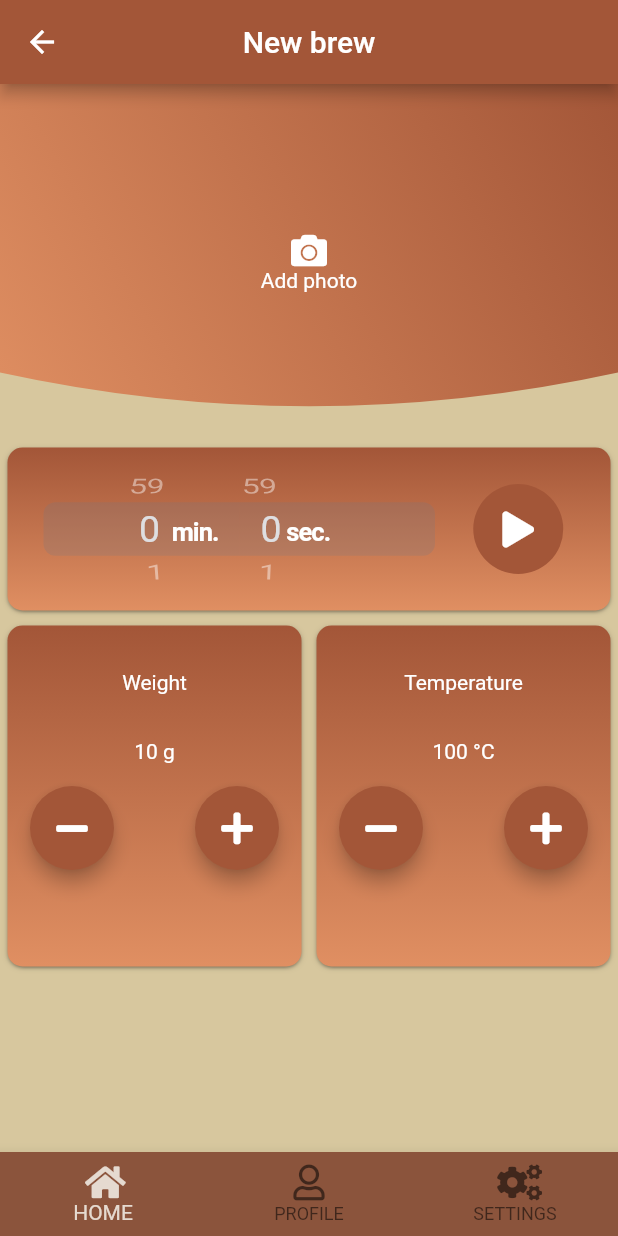
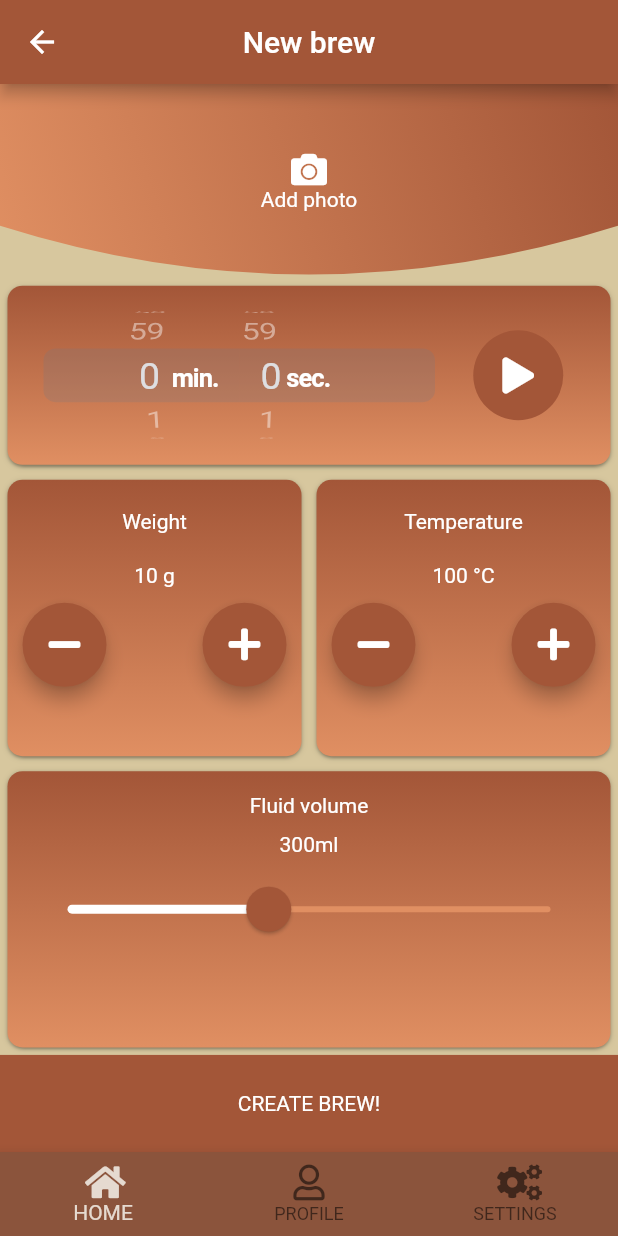
Before and after one commit to brewIT2020/brewit-flutter, a Flutter app: the NewBrewPage screen opened directly, on a phone screen of 412 x 824 dp. Run offline on Flutter 3.47's test engine with Material 2 defaults, Android fonts, the phone set to English and light mode, and no system bars; our stand-ins replace animated_text_kit, flutter_svg, font_awesome_flutter, google_fonts; network calls fail.

Commit message:
Version without creating brew

```diff
--- /dev/null
+++ b/lib/dtos/local_date.dart
@@ -0,0 +1,3 @@
+class LocalDate{
+
+}
--- a/lib/screens/new_brew.dart
+++ b/lib/screens/new_brew.dart
@@ -29,6 +29,7 @@ class _NewBrewPageState extends State<NewBrewPage> {
       body: Column(
         crossAxisAlignment: CrossAxisAlignment.stretch,
         children: <Widget>[
+
           Expanded(
             flex: 2,
             child: ClipPath(
@@ -52,22 +53,21 @@ class _NewBrewPageState extends State<NewBrewPage> {
                     Icon(
                       FontAwesomeIcons.camera,
                     ),
-                    Text(
-                      "Add photo"
-                    )
+                    Text("Add photo")
                   ],
                 ),
               ),
             ),
           ),
           Expanded(
+            flex: 2,
             child: Container(
               padding: EdgeInsets.all(5),
               child: Timer(),
             ),
           ),
           Expanded(
-            flex: 2,
+            flex: 3,
             child: Row(
               crossAxisAlignment: CrossAxisAlignment.stretch,
               children: <Widget>[
@@ -95,9 +95,24 @@ class _NewBrewPageState extends State<NewBrewPage> {
             ),
           ),
           Expanded(
-            flex: 1,
-            child: SliderPropertyCard(),
+            flex: 3,
+            child: Container(
+              padding: EdgeInsets.all(5),
+              child: SliderPropertyCard(),
+            ),
           ),
+          Expanded(
+            child: GestureDetector(
+              child: Container(
+                child: Center(
+                  child: Text(
+                    "CREATE BREW!",
+                  ),
+                ),
+                color: primaryBrown,
+              ),
+            ),
+          )
         ],
       ),
       bottomNavigationBar: BottomNavigationBarConfigured(
@@ -108,29 +123,13 @@ class _NewBrewPageState extends State<NewBrewPage> {
 }
 
 class SliderPropertyCard extends StatelessWidget {
-  @override
-  Widget build(BuildContext context) {
-    return Container();
-  }
-}
-
-class PropertyCard extends StatelessWidget {
-  final String propertyName;
-  final int propertyValue;
-  final String unit;
-
-  static const double width = 56.0;
-  static const double height = 56.0;
-  //We need to add property on pressed function
-
-  PropertyCard({this.propertyName, this.propertyValue, this.unit});
-
+  static const int fluidVolume = 300;
 
   @override
   Widget build(BuildContext context) {
     return Container(
       alignment: Alignment.center,
-      padding: EdgeInsets.all(15),
+      padding: EdgeInsets.only(top: 10, left: 10, right: 10, bottom: 5),
       decoration: BoxDecoration(
         gradient: LinearGradient(
           begin: Alignment.topRight,
@@ -146,11 +145,79 @@ class PropertyCard extends StatelessWidget {
       child: Column(
         children: <Widget>[
           Container(
-            padding: EdgeInsets.all(15),
+            padding: EdgeInsets.all(5),
+            child: Text(
+              "Fluid volume"
+            ),
+          ),
+          Container(
+            padding: EdgeInsets.all(5),
+            child: Text(
+              fluidVolume.toString() + "ml"
+            ),
+          ),
+          SliderTheme(
+            data: SliderTheme.of(context).copyWith(
+              inactiveTrackColor: secondaryBrown,
+              activeTrackColor: Colors.white,
+              thumbColor: primaryBrown,
+              overlayColor: Color(0x29EB1555),
+              thumbShape: RoundSliderThumbShape(enabledThumbRadius: 15.0),
+              overlayShape: RoundSliderOverlayShape(overlayRadius: 30.0),
+            ),
+            child: Slider(
+              label: "Fluid Volume",
+              value: fluidVolume.toDouble(),
+              min: 50.0,
+              max: 650.0,
+              onChanged: (double newValue) {
+                setState() {}
+              },
+            ),
+          ),
+        ],
+      ),
+    );
+  }
+}
+
+class PropertyCard extends StatelessWidget {
+  final String propertyName;
+  final int propertyValue;
+  final String unit;
+
+  static const double width = 56.0;
+  static const double height = 56.0;
+
+  //We need to add property on pressed function
+
+  PropertyCard({this.propertyName, this.propertyValue, this.unit});
+
+  @override
+  Widget build(BuildContext context) {
+    return Container(
+      alignment: Alignment.center,
+      padding: EdgeInsets.all(10),
+      decoration: BoxDecoration(
+        gradient: LinearGradient(
+          begin: Alignment.topRight,
+          end: Alignment.bottomRight,
+          colors: [
+            primaryBrown,
+            secondaryBrown,
+          ],
+        ),
+        borderRadius: BorderRadius.circular(10.0),
+        boxShadow: kElevationToShadow[1],
+      ),
+      child: Column(
+        children: <Widget>[
+          Container(
+            padding: EdgeInsets.all(10),
             child: Text(propertyName),
           ),
           Container(
-            padding: EdgeInsets.all(15),
+            padding: EdgeInsets.all(10),
             child: Text(
               propertyValue.toString() + ' $unit',
             ),
@@ -173,7 +240,7 @@ class PropertyCard extends StatelessWidget {
                 icon: FontAwesomeIcons.plus,
               ),
             ],
-          )
+          ),
         ],
       ),
     );
@@ -220,7 +287,7 @@ class Timer extends StatelessWidget {
               height: 60.0,
               icon: FontAwesomeIcons.play,
             ),
-          )
+          ),
         ],
       ),
     );
@@ -231,9 +298,9 @@ class PhotoClipper extends CustomClipper<Path> {
   @override
   Path getClip(Size size) {
     var path = Path();
-    path.lineTo(0, size.height - 45);
+    path.lineTo(0, size.height - 35);
     path.quadraticBezierTo(
-        size.width / 2, size.height, size.width, size.height - 45);
+        size.width / 2, size.height + 30, size.width, size.height - 35);
     path.lineTo(size.width, 0);
     path.close();
     return path;
--- a/pubspec.yaml
+++ b/pubspec.yaml
@@ -23,6 +23,7 @@ dependencies:
   # The following adds the Cupertino Icons font to your application.
   # Use with the CupertinoIcons class for iOS style icons.
   cupertino_icons: ^0.1.2
+  http: ^0.12.1
   font_awesome_flutter: ^8.8.1
   animated_text_kit: ^2.0.1
   google_fonts: ^1.0.0
```
Also changed, not shown: lib/dtos/brew_dto.dart (added, +52 -0 lines), lib/main.dart (+9 -1 lines), lib/models/brew.dart (+11 -1 lines), lib/screens/my_brews.dart (+33 -8 lines), lib/services/brews_brain.dart (+44 -10 lines), pubspec.lock.
